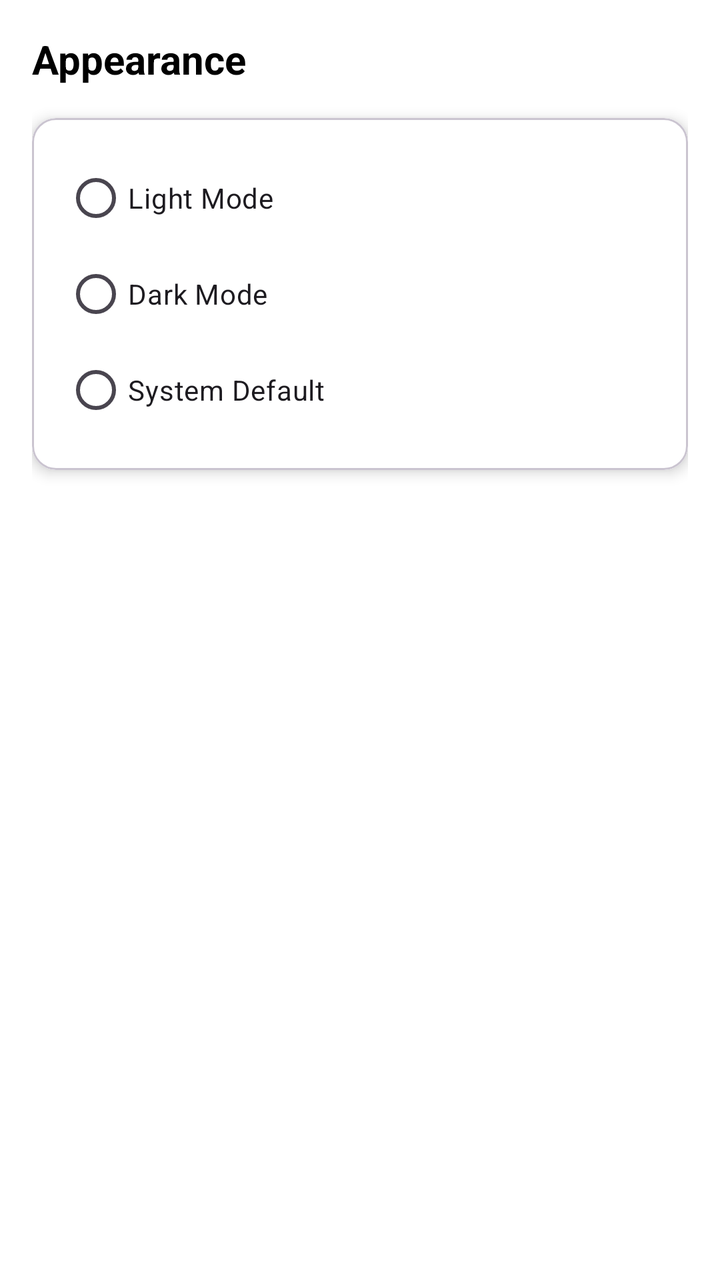
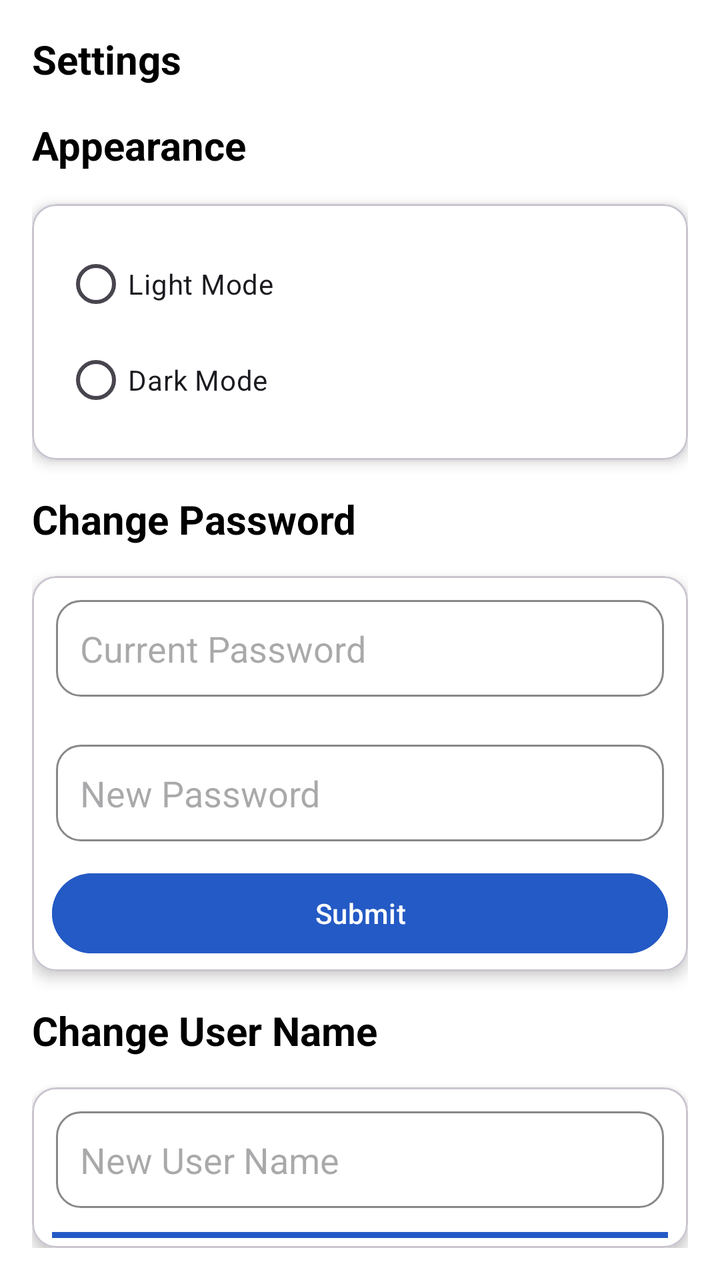

Screens rendered from an Android XML layout before and after an edit, with the pre-edit source and the edit as a unified diff.
<!-- AndroidManifest.xml: application theme Theme.ProbbyApp -->
<!-- res/layout/fragment_settings.xml -->
<?xml version="1.0" encoding="utf-8"?>
<LinearLayout xmlns:android="http://schemas.android.com/apk/res/android"
    xmlns:app="http://schemas.android.com/apk/res-auto"
    android:layout_width="match_parent"
    android:layout_height="match_parent"
    android:orientation="vertical"
    android:padding="16dp"
    android:background="?attr/android:windowBackground"
    >

    <TextView
        android:layout_width="wrap_content"
        android:layout_height="wrap_content"
        android:text="Appearance"
        android:textSize="20sp"
        android:textStyle="bold"
        android:layout_marginBottom="16dp"/>

    <com.google.android.material.card.MaterialCardView
        android:layout_width="match_parent"
        android:layout_height="wrap_content"
        app:cardCornerRadius="12dp"
        app:cardElevation="4dp"
        >

        <RadioGroup
            android:id="@+id/rgTheme"
            android:layout_width="match_parent"
            android:layout_height="wrap_content"
            android:padding="16dp"
            android:background="?attr/android:colorBackground">

            <RadioButton
                android:id="@+id/rbLight"
                android:layout_width="match_parent"
                android:layout_height="wrap_content"
                android:text="Light Mode" />

            <RadioButton
                android:id="@+id/rbDark"
                android:layout_width="match_parent"
                android:layout_height="wrap_content"
                android:text="Dark Mode" />

            <RadioButton
                android:id="@+id/rbSystem"
                android:layout_width="match_parent"
                android:layout_height="wrap_content"
                android:text="System Default" />
        </RadioGroup>
    </com.google.android.material.card.MaterialCardView>

</LinearLayout>
<!-- resources referenced by this layout -->
<resources>
  <style name="Theme.ProbbyApp" parent="Theme.MaterialComponents.DayNight.DarkActionBar">
          
          <item name="colorPrimary">#245AC5</item>
          <item name="colorPrimaryVariant">#373738</item>
          <item name="colorOnPrimary">@color/white</item>
          
          <item name="colorSecondary">#454242</item>
          <item name="colorSecondaryVariant">@color/teal_700</item>
          <item name="colorOnSecondary">@color/black</item>
          
          <item name="android:statusBarColor">#245AC5</item>
          
      </style>
  <color name="white">#FFFFFFFF</color>
  <color name="teal_700">#FF018786</color>
  <color name="black">#FF000000</color>
</resources>

<!-- the commit's change to res/layout/fragment_settings.xml (unified diff, before → after) -->
@@ -11,10 +11,24 @@
     <TextView
         android:layout_width="wrap_content"
         android:layout_height="wrap_content"
-        android:text="Appearance"
+        android:text="@string/settings"
         android:textSize="20sp"
         android:textStyle="bold"
         android:layout_marginBottom="16dp"/>
+    <LinearLayout
+        android:layout_width="match_parent"
+        android:layout_height="match_parent"
+        android:orientation="vertical">
+
+        <TextView
+            android:layout_width="wrap_content"
+            android:layout_height="wrap_content"
+            android:text="@string/appearance"
+            android:textSize="20sp"
+            android:textStyle="bold"
+            android:layout_marginBottom="16dp">
+
+        </TextView>
 
     <com.google.android.material.card.MaterialCardView
         android:layout_width="match_parent"
@@ -34,20 +48,118 @@
                 android:id="@+id/rbLight"
                 android:layout_width="match_parent"
                 android:layout_height="wrap_content"
-                android:text="Light Mode" />
+                android:text="@string/light_mode" />
 
             <RadioButton
                 android:id="@+id/rbDark"
                 android:layout_width="match_parent"
                 android:layout_height="wrap_content"
-                android:text="Dark Mode" />
+                android:text="@string/dark_mode" />
 
-            <RadioButton
-                android:id="@+id/rbSystem"
-                android:layout_width="match_parent"
-                android:layout_height="wrap_content"
-                android:text="System Default" />
         </RadioGroup>
     </com.google.android.material.card.MaterialCardView>
 
+        <TextView
+            android:layout_width="wrap_content"
+            android:layout_height="wrap_content"
+            android:text="@string/change_password"
+            android:textSize="20sp"
+            android:textStyle="bold"
+            android:layout_marginTop="16dp" />
+
+    <com.google.android.material.card.MaterialCardView
+        android:layout_width="match_parent"
+        android:layout_height="wrap_content"
+        app:cardCornerRadius="12dp"
+        app:cardElevation="4dp"
+        android:layout_marginTop="15dp"
+        >
+        <LinearLayout
+            android:layout_width="match_parent"
+            android:layout_height="match_parent"
+            android:orientation="vertical"
+            android:background="?attr/android:colorBackground">
+
+        <EditText
+            android:id="@+id/CurrentPass"
+            android:layout_width="match_parent"
+            android:layout_height="wrap_content"
+            android:hint="@string/current_password"
+            android:padding="12dp"
+            android:inputType="textPassword"
+            android:background="@drawable/rounded_transparent"
+            android:layout_margin="12dp"/>
+
+        
+        <EditText
+            android:id="@+id/etPassword"
+            android:layout_width="match_parent"
+            android:layout_height="wrap_content"
+            android:hint="@string/new_password"
+            android:inputType="textPassword"
+            android:background="@drawable/rounded_transparent"
+            android:padding="12dp"
+            android:layout_margin="12dp"/>
+
+            <Button
+                android:id="@+id/btnSubNewPass"
+                android:layout_width="match_parent"
+                android:layout_height="wrap_content"
+                android:layout_gravity="center"
+                android:layout_marginLeft="10dp"
+                android:layout_marginRight="10dp"
+                android:text="@string/submit"
+                android:backgroundTint="@color/button_select"
+                android:layout_marginBottom="5dp">
+
+            </Button>
+        </LinearLayout>
+    </com.google.android.material.card.MaterialCardView>
+        <TextView
+            android:layout_width="wrap_content"
+            android:layout_height="wrap_content"
+            android:text="@string/change_user_name"
+            android:textSize="20sp"
+            android:textStyle="bold"
+            android:layout_marginTop="16dp">
+
+        </TextView>
+        <com.google.android.material.card.MaterialCardView
+            android:layout_width="match_parent"
+            android:layout_height="wrap_content"
+            app:cardCornerRadius="12dp"
+            app:cardElevation="4dp"
+            android:layout_marginTop="15dp"
+            >
+            <LinearLayout
+                android:layout_width="match_parent"
+                android:layout_height="match_parent"
+                android:orientation="vertical"
+                android:background="?attr/android:colorBackground">
+
+                <EditText
+                    android:id="@+id/NewUserName"
+                    android:layout_width="match_parent"
+                    android:layout_height="wrap_content"
+                    android:hint="New User Name"
+                    android:inputType="textEmailAddress"
+                    android:padding="12dp"
+                    android:background="@drawable/rounded_transparent"
+                    android:layout_margin="12dp"/>
+
+                <Button
+                    android:id="@+id/btnSubNewName"
+                    android:layout_width="match_parent"
+                    android:layout_height="wrap_content"
+                    android:layout_gravity="center"
+                    android:layout_marginLeft="10dp"
+                    android:layout_marginRight="10dp"
+                    android:text="@string/submit"
+                    android:backgroundTint="@color/button_select"
+                    android:layout_marginBottom="5dp">
+
+                </Button>
+            </LinearLayout>
+        </com.google.android.material.card.MaterialCardView>
+    </LinearLayout>
 </LinearLayout>
<!-- resource entries referenced after the edit -->
@@ -1,5 +1,31 @@
 <!-- resources referenced by this layout -->
 <resources>
+  <!-- drawable rounded_transparent (drawable) -->
+  <?xml version="1.0" encoding="utf-8"?>
+      <shape xmlns:android="http://schemas.android.com/apk/res/android"
+          android:shape="rectangle">
+  
+          
+          <solid android:color="@android:color/transparent" />
+  
+          
+          <stroke
+              android:width="1dp"
+              android:color="#888888" /> 
+  
+          
+          <corners android:radius="12dp" />
+  
+      </shape>
+  <string name="appearance">Appearance</string>
+  <string name="change_password">Change Password</string>
+  <string name="change_user_name">Change User Name</string>
+  <string name="current_password">Current Password</string>
+  <string name="dark_mode">Dark Mode</string>
+  <string name="light_mode">Light Mode</string>
+  <string name="new_password">New Password</string>
+  <string name="settings">Settings</string>
+  <string name="submit">Submit</string>
   <style name="Theme.ProbbyApp" parent="Theme.MaterialComponents.DayNight.DarkActionBar">
           
           <item name="colorPrimary">#245AC5</item>
